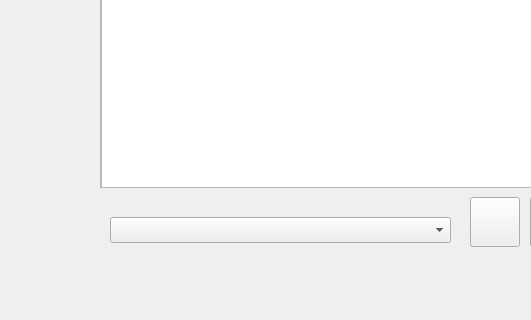
Before: the Qt Designer form MathleCommand/mainwindow.ui in pdarragh/CS3505_EducationalApp, drawn with Qt 5; both pictures show x 0 to 531 and y 380 to 700 of the 700 by 700 pixel window.
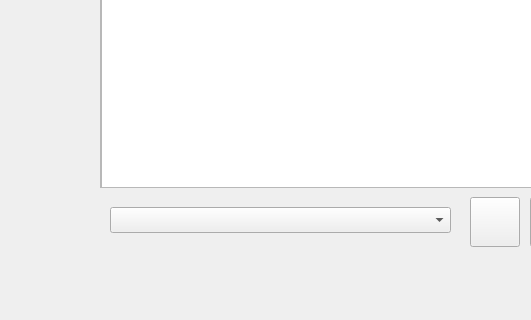
After: the same form once the commit is applied. Icons and pictures are not drawn. Custom widgets are drawn as their Qt base class.

Patch:
```diff
--- a/MathleCommand/mainwindow.ui
+++ b/MathleCommand/mainwindow.ui
@@ -107,7 +107,7 @@
       <property name="geometry">
        <rect>
         <x>100</x>
-        <y>600</y>
+        <y>590</y>
         <width>341</width>
         <height>26</height>
        </rect>
```
Left out of the diff: 36 changed lines with no effect on the pictures.
